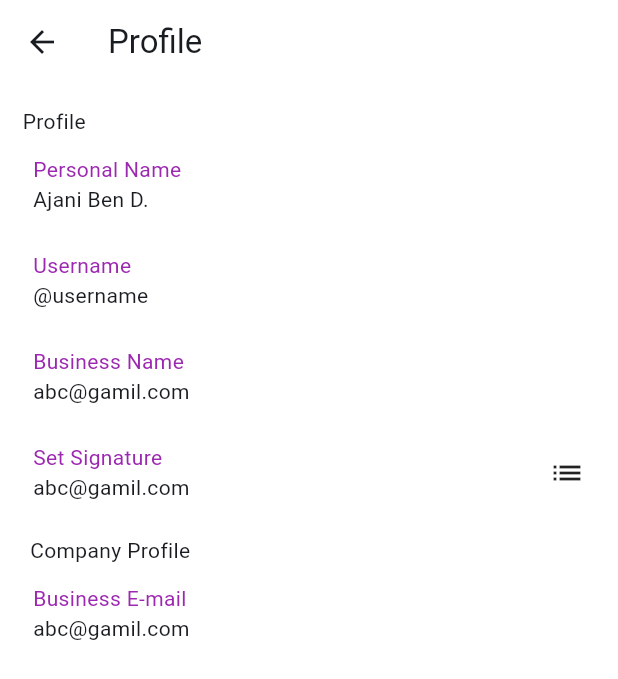
After one commit to AdefemiAdeyanju/TekNoteApp, a Flutter app: the ProfilePage screen opened directly, on a phone screen of 412 x 824 dp. The commit adds this screen. Shown: the top 679 px of the screen. Run offline on Flutter 3.47's test engine with Material 3 defaults, Android fonts, the phone set to English and light mode, and no system bars.

Commit message:
new commit

```diff
--- a/lib/pages/home_page.dart
+++ b/lib/pages/home_page.dart
@@ -1,4 +1,5 @@
 import 'package:flutter/material.dart';
+import 'package:teknote/pages/profile_page.dart';
 
 class HomePage extends StatefulWidget {
   const HomePage({super.key});
@@ -27,7 +28,7 @@ class _HomePageState extends State<HomePage> {
           builder: (context) {
             return IconButton(
                 onPressed: () {
-                  Scaffold.of(context).openDrawer();
+                  Navigator.push(context, MaterialPageRoute(builder: (context) => const ProfilePage(),));
                 },
                 icon: const CircleAvatar(
                   backgroundImage: AssetImage('lib/images/apple.jpg'),
--- /dev/null
+++ b/lib/pages/profile_page.dart
@@ -0,0 +1,65 @@
+import 'package:flutter/material.dart';
+import 'package:teknote/utils/profile_card.dart';
+
+class ProfilePage extends StatelessWidget {
+  const ProfilePage({super.key});
+
+  @override
+  Widget build(BuildContext context) {
+    return Scaffold(
+      backgroundColor: const Color.fromARGB(223, 255, 255, 255),
+      appBar: AppBar(
+        backgroundColor: const Color.fromARGB(223, 255, 255, 255),
+        title: const Text(
+          'Profile',
+          textAlign: TextAlign.center,
+        ),
+      ),
+      body: ListView(
+        children: const [
+          SizedBox(
+            height: 15,
+          ),
+          Padding(
+            padding: EdgeInsets.only(left: 15),
+            child: Text('Profile'),
+          ),
+          ProfileCard(
+              text1: 'Profile',
+              text2: 'Personal Name',
+              text3: 'Ajani Ben D.',
+              icon: null),
+          ProfileCard(
+              text1: '',
+              text2: 'Username',
+              text3: '@username',
+              icon: null),
+          ProfileCard(
+              text1: '',
+              text2: 'Business Name',
+              text3: 'abc@gamil.com',
+              icon: null),
+          ProfileCard(
+              text1: '',
+              text2: 'Set Signature',
+              text3: 'abc@gamil.com',
+              icon: Icons.list),
+
+          SizedBox(height: 10,),
+
+          Padding(
+            padding: EdgeInsets.only(left: 20),
+            child: Text('Company Profile'),
+          ),
+
+          ProfileCard(
+              text1: '',
+              text2: 'Business E-mail',
+              text3: 'abc@gamil.com',
+              icon: null),
+
+        ],
+      ),
+    );
+  }
+}
--- /dev/null
+++ b/lib/utils/profile_card.dart
@@ -0,0 +1,55 @@
+import 'package:flutter/material.dart';
+
+class ProfileCard extends StatelessWidget {
+  const ProfileCard(
+      {super.key,
+      required this.text1,
+      required this.text2,
+      required this.text3,
+      required this.icon});
+
+  final String text1;
+  final String text2;
+  final String text3;
+  final dynamic icon;
+
+  @override
+  Widget build(BuildContext context) {
+    return SafeArea(
+
+        child: Column(
+          children: [
+            Padding(
+              padding:
+                  const EdgeInsets.only(left: 10, top: 0, bottom: 0, right: 10),
+              child: Card(
+                  elevation: 0,
+                  shape: RoundedRectangleBorder(
+                      borderRadius: BorderRadius.circular(5)),
+                  color: Colors.white,
+                  child: Padding(
+                    padding: const EdgeInsets.all(8.0),
+                    child: Row(
+                      children: [
+                        Column(
+                          crossAxisAlignment: CrossAxisAlignment.start,
+                          children: [
+                            Text(
+                              text2,
+                              style: const TextStyle(color: Colors.purple),
+                            ),
+                            Text(text3),
+                          ],
+                        ),
+                        const Spacer(),
+                        Icon(icon)
+                      ],
+                    ),
+                  ),),
+            ),
+          ],
+        ),
+
+    );
+  }
+}
```
